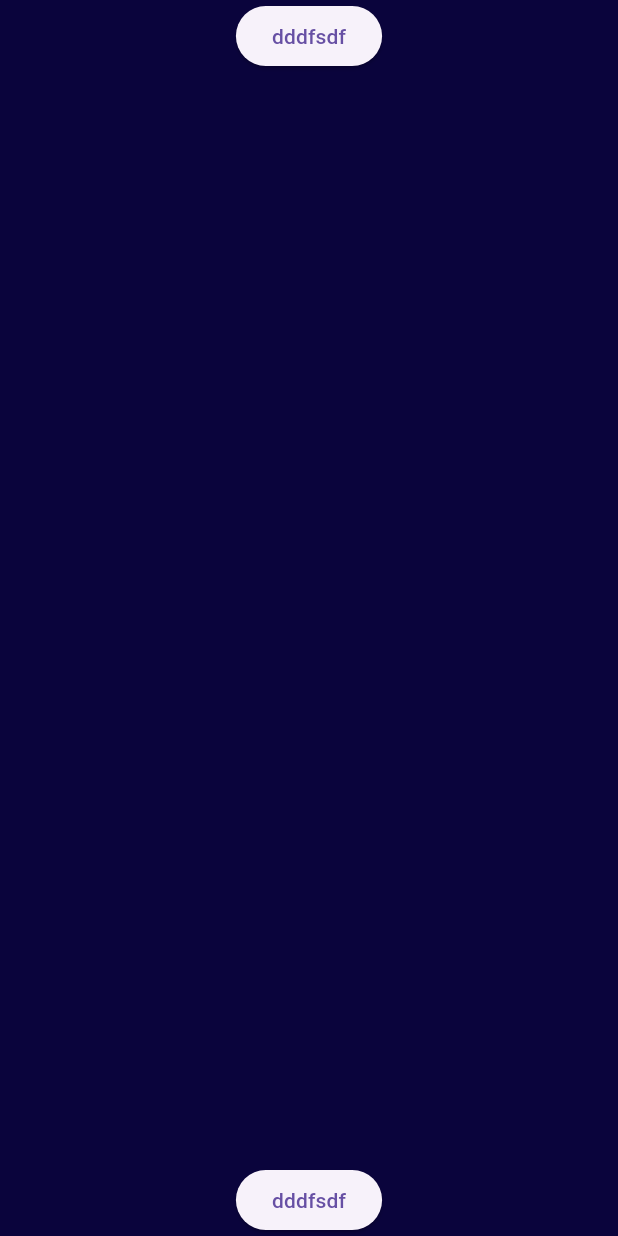
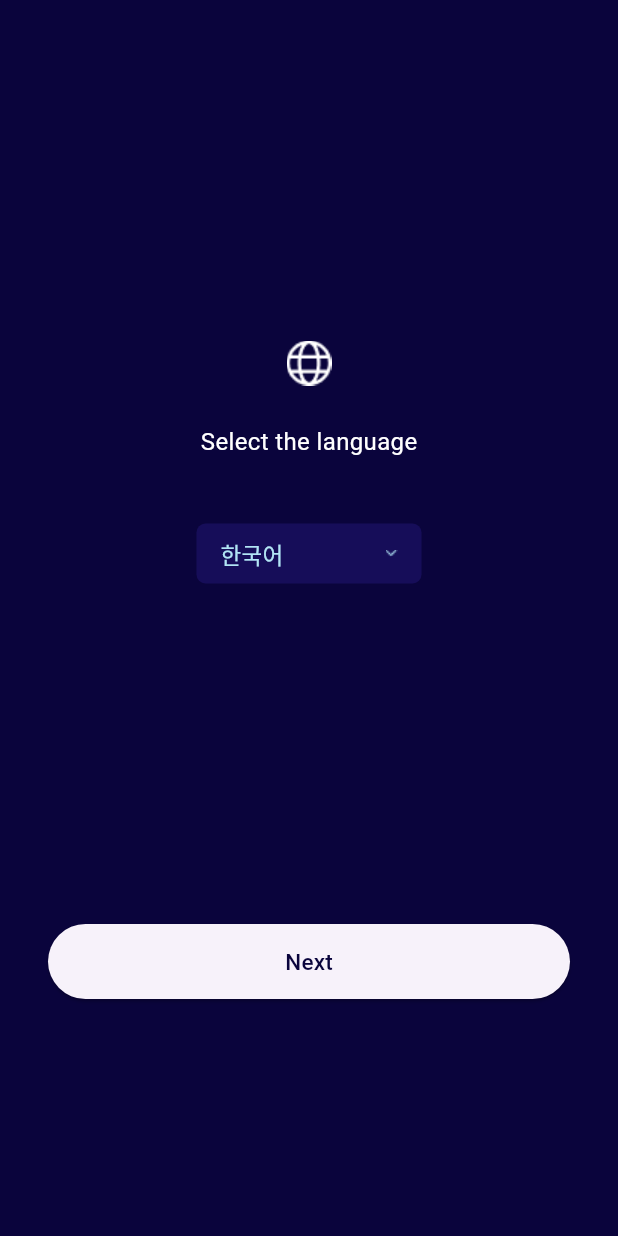
Before and after one commit to sk0x0y/fancplace-wallet_app, a Flutter app: the screen it shows after launch, on a phone screen of 412 x 824 dp. Run offline on Flutter 3.47's test engine with Material 3 defaults, Android fonts, the phone set to English and light mode, and no system bars; our stand-ins replace flutter_native_splash, get_it, go_router.

```diff
--- /dev/null
+++ b/devtools_options.yaml
@@ -0,0 +1 @@
+extensions:
--- a/lib/constant/theme/app_colors.dart
+++ b/lib/constant/theme/app_colors.dart
@@ -21,4 +21,6 @@ class AppColors {
   // Background
   static const Color backgroundPrimary = Color(0xFF0A043C);
   static const Color backgroundSecondary = Color(0xFFF2F1F8);
+  // DropdownButton
+  static const Color dropdownButtonPrimary = Color(0xFF160D59);
 }
--- a/lib/constant/theme/app_fonts.dart
+++ b/lib/constant/theme/app_fonts.dart
@@ -6,6 +6,7 @@ class AppFonts {
   static const double fontSize12 = 12.0;
   static const double fontSize13 = 13.0;
   static const double fontSize14 = 14.0;
+  static const double fontSize15 = 15.0;
   static const double fontSize16 = 16.0;
   static const double fontSize18 = 18.0;
   static const double fontSize20 = 20.0;
--- a/lib/interface/service/router_service.dart
+++ b/lib/interface/service/router_service.dart
@@ -1,7 +1,8 @@
 import 'package:flutter/foundation.dart';
 import 'package:go_router/go_router.dart';
 import 'package:wallet_app/components/ErrorScreen.dart';
-import 'package:wallet_app/interface/view/LoginPage.dart';
+import 'package:wallet_app/interface/view/select_language_screen.dart';
+import 'package:wallet_app/interface/view/welcome_screen.dart';
 
 class RouterService {
   static final RouterService _instance = RouterService._privateConstructor();
@@ -21,7 +22,8 @@ class RouterService {
     _goRouter = GoRouter(
       debugLogDiagnostics: kDebugMode ? true : false,
       // observers: [_logger.getObserver()],
-      initialLocation: '/login',
+      initialLocation: '/select-language',
+      // initialLocation: '/welcome',
       // (Authentication.state.isAuthentication) ? '/' : '/login',
       // refreshListenable: Authentication.state,
       errorBuilder: (context, state) {
@@ -29,8 +31,12 @@ class RouterService {
       },
       routes: [
         GoRoute(
-          path: '/login',
-          builder: (context, state) => const LoginPage(),
+          path: '/select-language',
+          builder: (context, state) => const SelectLanguageScreen(),
+        ),
+        GoRoute(
+          path: '/welcome',
+          builder: (context, state) => const WelcomeScreen(),
         ),
       ],
     );
--- a/lib/interface/view/LoginPage.dart
+++ /dev/null
@@ -1,31 +0,0 @@
-import 'package:flutter/material.dart';
-import 'package:wallet_app/constant/theme/app_colors.dart';
-import 'package:wallet_app/theme/DefaultLayout.dart';
-
-class LoginPage extends StatelessWidget {
-  const LoginPage({super.key});
-
-  @override
-  Widget build(BuildContext context) {
-    return DefaultLayout(
-      useSafeArea: true,
-      backgroundColor: AppColors.primary,
-      child: Center(
-        child: Flex(
-          mainAxisAlignment: MainAxisAlignment.spaceBetween,
-          direction: Axis.vertical,
-          children: [
-            ElevatedButton(
-              onPressed: () {},
-              child: Text('dddfsdf'),
-            ),
-            ElevatedButton(
-              onPressed: () {},
-              child: Text('dddfsdf'),
-            ),
-          ],
-        ),
-      ),
-    );
-  }
-}
--- /dev/null
+++ b/lib/interface/view/select_language_screen.dart
@@ -0,0 +1,122 @@
+import 'package:flutter/material.dart';
+import 'package:wallet_app/constant/theme/app_colors.dart';
+import 'package:wallet_app/constant/theme/app_fonts.dart';
+import 'package:wallet_app/theme/DefaultLayout.dart';
+
+// TODO: OverlayEntry 를 통한 UI 고도화
+class SelectLanguageScreen extends StatelessWidget {
+  const SelectLanguageScreen({super.key});
+
+  @override
+  Widget build(BuildContext context) {
+    return DefaultLayout(
+      useSafeArea: true,
+      backgroundColor: AppColors.primary,
+      child: Padding(
+        padding: const EdgeInsets.symmetric(horizontal: 32.0),
+        child: Column(
+          mainAxisAlignment: MainAxisAlignment.center,
+          children: [
+            Expanded(
+              child: Column(
+                mainAxisAlignment: MainAxisAlignment.center,
+                children: [
+                  Image.asset('assets/globe.png'),
+                  const SizedBox(height: 26),
+                  const Text(
+                    'Select the language',
+                    style: TextStyle(
+                      fontWeight: AppFonts.fontWeight400,
+                      fontSize: AppFonts.fontSize16,
+                      color: AppColors.white,
+                    ),
+                  ),
+                  const SizedBox(height: 43),
+                  Container(
+                    width: 150,
+                    height: 40,
+                    decoration: BoxDecoration(
+                      color: AppColors.dropdownButtonPrimary,
+                      borderRadius: BorderRadius.circular(6),
+                    ),
+                    child: DropdownButtonHideUnderline(
+                      child: DropdownButton(
+                        padding: const EdgeInsets.symmetric(horizontal: 16),
+                        icon: Image.asset('assets/arrow_down.png'),
+                        value: 'ko',
+                        selectedItemBuilder: (context) {
+                          return const [
+                            Center(
+                              child: Text(
+                                '한국어',
+                                style: TextStyle(
+                                  fontWeight: AppFonts.fontWeight400,
+                                  fontSize: AppFonts.fontSize15,
+                                  color: Color(0xFFB2E5F5),
+                                ),
+                              ),
+                            ),
+                          ];
+                        },
+                        dropdownColor: AppColors.dropdownButtonPrimary,
+                        items: const [
+                          DropdownMenuItem(
+                            value: 'ko',
+                            child: Text(
+                              '한국어',
+                              style: TextStyle(
+                                fontWeight: AppFonts.fontWeight400,
+                                fontSize: AppFonts.fontSize15,
+                                color: Color(0xFFB2E5F5),
+                              ),
+                            ),
+                          ),
+                          DropdownMenuItem(
+                            value: 'en',
+                            child: Text(
+                              'English',
+                              style: TextStyle(
+                                fontWeight: AppFonts.fontWeight400,
+                                fontSize: AppFonts.fontSize15,
+                                color: Color(0xFFB2E5F5),
+                              ),
+                            ),
+                          ),
+                        ],
+                        onChanged: (value) {},
+                      ),
+                    ),
+                  ),
+                ],
+              ),
+            ),
+            SizedBox(
+              height: 208.0,
+              child: Wrap(
+                direction: Axis.horizontal,
+                alignment: WrapAlignment.center,
+                runSpacing: 30,
+                children: [
+                  ElevatedButton(
+                    onPressed: () {},
+                    style: ElevatedButton.styleFrom(
+                      minimumSize: const Size.fromHeight(50),
+                    ),
+                    child: const Text(
+                      'Next',
+                      style: TextStyle(
+                        fontWeight: AppFonts.fontWeight500,
+                        fontSize: AppFonts.fontSize15,
+                        color: AppColors.primary,
+                      ),
+                    ),
+                  ),
+                ],
+              ),
+            ),
+          ],
+        ),
+      ),
+    );
+  }
+}
--- /dev/null
+++ b/lib/interface/view/welcome_screen.dart
@@ -0,0 +1,59 @@
+import 'package:flutter/material.dart';
+import 'package:wallet_app/constant/theme/app_colors.dart';
+import 'package:wallet_app/constant/theme/app_fonts.dart';
+import 'package:wallet_app/theme/DefaultLayout.dart';
+
+class WelcomeScreen extends StatelessWidget {
+  const WelcomeScreen({super.key});
+
+  @override
+  Widget build(BuildContext context) {
+    return DefaultLayout(
+      useSafeArea: true,
+      backgroundColor: AppColors.primary,
+      child: Padding(
+        padding: const EdgeInsets.symmetric(horizontal: 32.0),
+        child: Column(
+          children: [
+            Expanded(
+              child: Image.asset('assets/logo.png'),
+            ),
+            SizedBox(
+              height: 208.0,
+              child: Wrap(
+                direction: Axis.horizontal,
+                alignment: WrapAlignment.center,
+                runSpacing: 30,
+                children: [
+                  ElevatedButton(
+                    onPressed: () {},
+                    style: ElevatedButton.styleFrom(
+                      minimumSize: const Size.fromHeight(50),
+                    ),
+                    child: const Text(
+                      'Create Wallet',
+                      style: TextStyle(
+                        fontWeight: AppFonts.fontWeight500,
+                        fontSize: AppFonts.fontSize15,
+                        color: AppColors.primary,
+                      ),
+                    ),
+                  ),
+                  const Text(
+                    // 48 + 48 + 15 + 97
+                    'Already have a wallet?',
+                    style: TextStyle(
+                      fontWeight: AppFonts.fontWeight500,
+                      fontSize: AppFonts.fontSize15,
+                      color: AppColors.textPrimary,
+                    ),
+                  ),
+                ],
+              ),
+            ),
+          ],
+        ),
+      ),
+    );
+  }
+}
--- a/pubspec.yaml
+++ b/pubspec.yaml
@@ -45,6 +45,7 @@ dependencies:
   intl: ^0.18.1
   freezed_annotation: ^2.4.1
   json_annotation: ^4.8.1
+  bloc_concurrency: ^0.2.5
 
 dev_dependencies:
   flutter_test:
@@ -72,8 +73,8 @@ flutter:
   uses-material-design: true
 
   # To add assets to your application, add an assets section, like this:
-  # assets:
-  #   - images/a_dot_burr.jpeg
+  assets:
+    - assets/
   #   - images/a_dot_ham.jpeg
 
   # An image asset can refer to one or more resolution-specific "variants", see
```
Also changed, not shown: assets/arrow_down.png (added), pubspec.lock.
